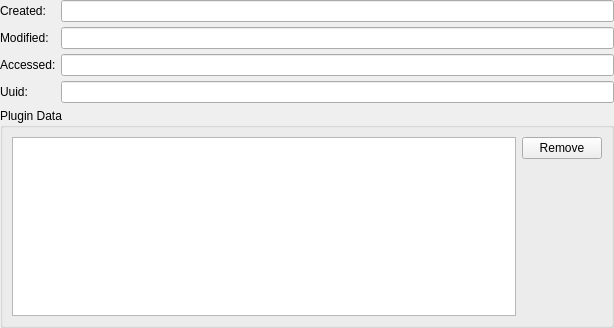
The window that src/gui/EditWidgetProperties.ui (ziah/keepassxc) describes before a commit, drawn with Qt 5.
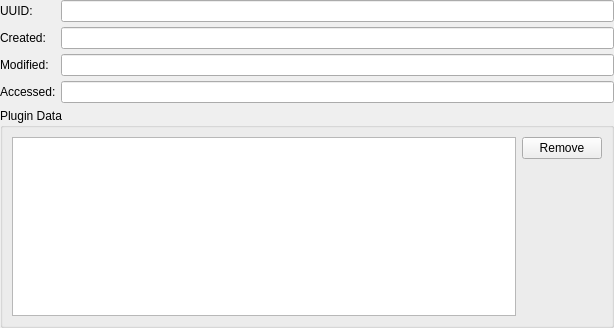
The same window after the commit.

Commit message: Lots of UI tweaks, use system theme icons, enable QLineEdit borders, allow renaming attachments

```diff
--- a/src/gui/EditWidgetProperties.ui
+++ b/src/gui/EditWidgetProperties.ui
@@ -32,13 +32,30 @@
       <enum>QFormLayout::ExpandingFieldsGrow</enum>
      </property>
      <item row="1" column="0">
+      <widget class="QLabel" name="labelUuid">
+       <property name="text">
+        <string>UUID:</string>
+       </property>
+      </widget>
+     </item>
+     <item row="1" column="1">
+      <widget class="QLineEdit" name="uuidEdit">
+       <property name="accessibleName">
+        <string>Unique ID</string>
+       </property>
+       <property name="readOnly">
+        <bool>true</bool>
+       </property>
+      </widget>
+     </item>
+     <item row="2" column="0">
       <widget class="QLabel" name="labelCreated">
        <property name="text">
         <string>Created:</string>
        </property>
       </widget>
      </item>
-     <item row="1" column="1">
+     <item row="2" column="1">
       <widget class="QLineEdit" name="createdEdit">
        <property name="sizePolicy">
         <sizepolicy hsizetype="Expanding" vsizetype="Fixed">
@@ -54,14 +71,14 @@
        </property>
       </widget>
      </item>
-     <item row="2" column="0">
+     <item row="3" column="0">
       <widget class="QLabel" name="labelModfied">
        <property name="text">
         <string>Modified:</string>
        </property>
       </widget>
      </item>
-     <item row="2" column="1">
+     <item row="3" column="1">
       <widget class="QLineEdit" name="modifiedEdit">
        <property name="sizePolicy">
         <sizepolicy hsizetype="Expanding" vsizetype="Fixed">
@@ -77,14 +94,14 @@
        </property>
       </widget>
      </item>
-     <item row="3" column="0">
+     <item row="4" column="0">
       <widget class="QLabel" name="labelAccessed">
        <property name="text">
         <string>Accessed:</string>
        </property>
       </widget>
      </item>
-     <item row="3" column="1">
+     <item row="4" column="1">
       <widget class="QLineEdit" name="accessedEdit">
        <property name="accessibleName">
         <string>Datetime accessed</string>
@@ -94,23 +111,6 @@
        </property>
       </widget>
      </item>
-     <item row="4" column="0">
-      <widget class="QLabel" name="labelUuid">
-       <property name="text">
-        <string>Uuid:</string>
-       </property>
-      </widget>
-     </item>
-     <item row="4" column="1">
-      <widget class="QLineEdit" name="uuidEdit">
-       <property name="accessibleName">
-        <string>Unique ID</string>
-       </property>
-       <property name="readOnly">
-        <bool>true</bool>
-       </property>
-      </widget>
-     </item>
     </layout>
    </item>
    <item>
```
The commit also changes 27 other files.
